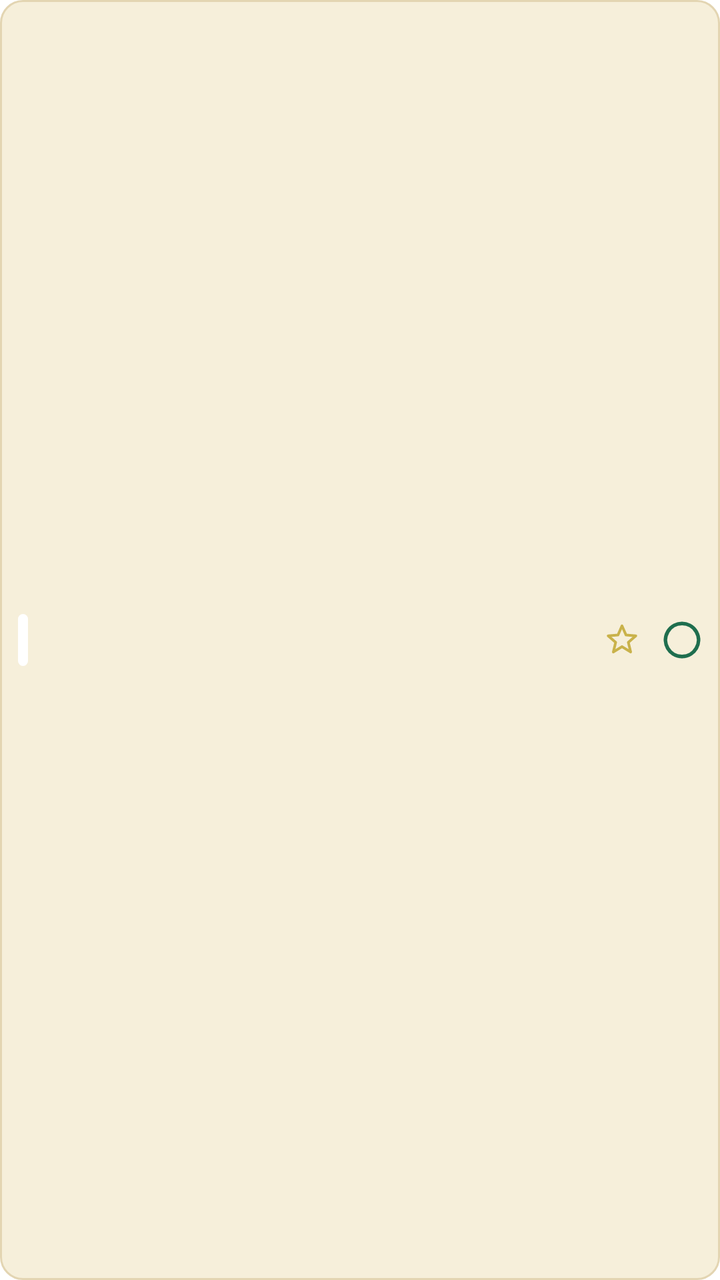
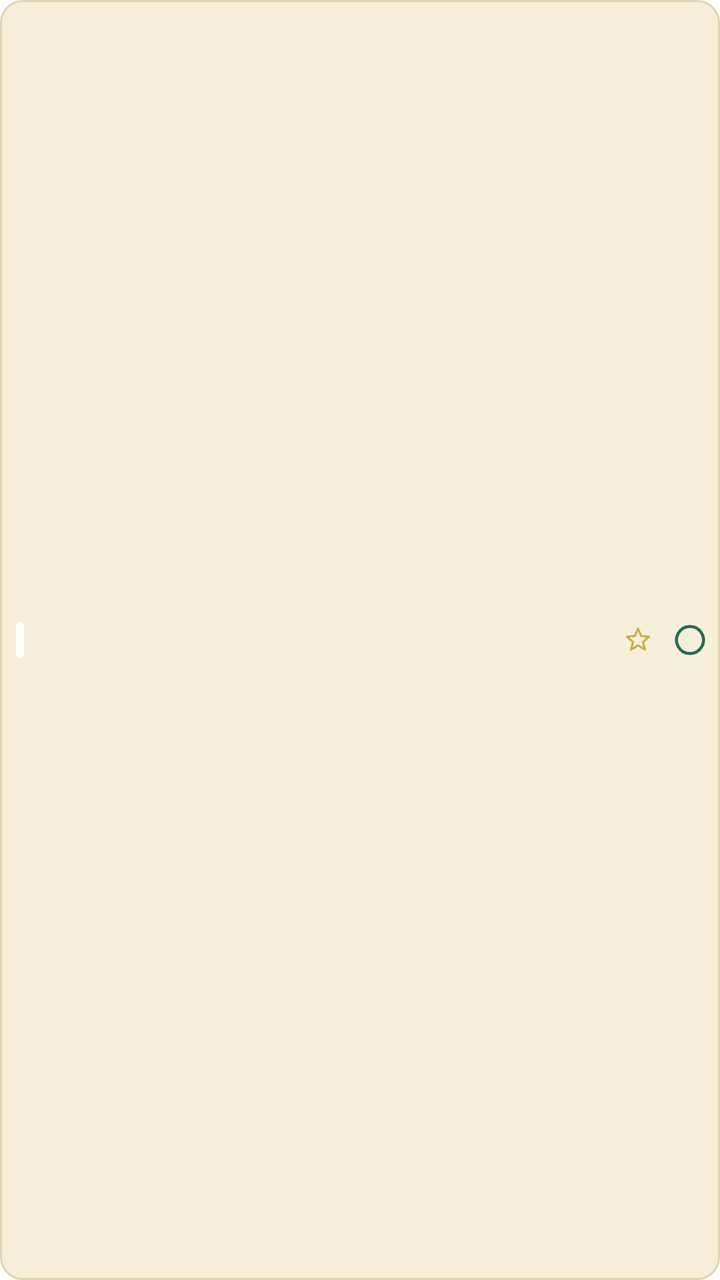

Compare the two renders of this Android layout. The source of the first and the diff that turns it into the second are given below.
<!-- AndroidManifest.xml: fallback theme Theme.MaterialComponents.DayNight.NoActionBar -->
<!-- res/layout/cadence_widget_item.xml -->
<?xml version="1.0" encoding="utf-8"?>
<LinearLayout xmlns:android="http://schemas.android.com/apk/res/android"
    android:layout_width="match_parent"
    android:layout_height="wrap_content"
    android:orientation="horizontal"
    android:gravity="center_vertical"
    android:background="@drawable/widget_row_bg"
    android:layout_marginBottom="7dp"
    android:paddingLeft="9dp"
    android:paddingRight="4dp"
    android:paddingTop="9dp"
    android:paddingBottom="9dp">

    <ImageView
        android:id="@+id/item_stripe"
        android:layout_width="5dp"
        android:layout_height="26dp"
        android:layout_marginEnd="10dp"
        android:scaleType="fitXY"
        android:src="@drawable/widget_stripe"
        android:contentDescription="group" />

    <TextView
        android:id="@+id/item_title"
        android:layout_width="0dp"
        android:layout_height="wrap_content"
        android:layout_weight="1"
        android:maxLines="1"
        android:ellipsize="end"
        android:text=""
        android:textColor="#2A2418"
        android:textSize="14sp"
        android:textStyle="bold" />

    <ImageView
        android:id="@+id/item_star"
        android:layout_width="30dp"
        android:layout_height="30dp"
        android:padding="5dp"
        android:src="@drawable/ic_star_outline"
        android:contentDescription="focus" />

    <ImageView
        android:id="@+id/item_check"
        android:layout_width="30dp"
        android:layout_height="30dp"
        android:padding="4dp"
        android:src="@drawable/ic_check_todo"
        android:contentDescription="complete" />
</LinearLayout>
<!-- resources referenced by this layout -->
<resources>
  <!-- drawable ic_check_todo (drawable) -->
  <vector xmlns:android="http://schemas.android.com/apk/res/android"
      android:width="24dp"
      android:height="24dp"
      android:viewportWidth="24"
      android:viewportHeight="24">
      <path
          android:fillColor="#00000000"
          android:strokeColor="#1F6E4E"
          android:strokeWidth="2"
          android:pathData="M12,3 A9,9 0 1,0 12.01,3 Z" />
  </vector>
  <!-- drawable ic_star_outline (drawable) -->
  <vector xmlns:android="http://schemas.android.com/apk/res/android"
      android:width="24dp"
      android:height="24dp"
      android:viewportWidth="24"
      android:viewportHeight="24">
      <path
          android:fillColor="#00000000"
          android:strokeColor="#C9B24A"
          android:strokeWidth="1.6"
          android:strokeLineJoin="round"
          android:pathData="M12,3.5 L14.4,9 L20.3,9.5 L15.8,13.4 L17.2,19.2 L12,16 L6.8,19.2 L8.2,13.4 L3.7,9.5 L9.6,9 Z" />
  </vector>
  <!-- drawable widget_row_bg (drawable) -->
  <?xml version="1.0" encoding="utf-8"?>
  <shape xmlns:android="http://schemas.android.com/apk/res/android" android:shape="rectangle">
      <solid android:color="#F6EFDA" />
      <corners android:radius="11dp" />
      <stroke android:width="1dp" android:color="#E3D5B2" />
  </shape>
  <!-- drawable widget_stripe (drawable) -->
  <?xml version="1.0" encoding="utf-8"?>
  <shape xmlns:android="http://schemas.android.com/apk/res/android" android:shape="rectangle">
      <solid android:color="#FFFFFF" />
      <corners android:radius="3dp" />
  </shape>
</resources>

<!-- the commit's change to res/layout/cadence_widget_item.xml (unified diff, before → after) -->
@@ -5,17 +5,17 @@
     android:orientation="horizontal"
     android:gravity="center_vertical"
     android:background="@drawable/widget_row_bg"
-    android:layout_marginBottom="7dp"
-    android:paddingLeft="9dp"
-    android:paddingRight="4dp"
-    android:paddingTop="9dp"
-    android:paddingBottom="9dp">
+    android:layout_marginBottom="4dp"
+    android:paddingLeft="8dp"
+    android:paddingRight="2dp"
+    android:paddingTop="5dp"
+    android:paddingBottom="5dp">
 
     <ImageView
         android:id="@+id/item_stripe"
-        android:layout_width="5dp"
-        android:layout_height="26dp"
-        android:layout_marginEnd="10dp"
+        android:layout_width="4dp"
+        android:layout_height="18dp"
+        android:layout_marginEnd="8dp"
         android:scaleType="fitXY"
         android:src="@drawable/widget_stripe"
         android:contentDescription="group" />
@@ -29,21 +29,21 @@
         android:ellipsize="end"
         android:text=""
         android:textColor="#2A2418"
-        android:textSize="14sp"
+        android:textSize="12.5sp"
         android:textStyle="bold" />
 
     <ImageView
         android:id="@+id/item_star"
-        android:layout_width="30dp"
-        android:layout_height="30dp"
+        android:layout_width="26dp"
+        android:layout_height="26dp"
         android:padding="5dp"
         android:src="@drawable/ic_star_outline"
         android:contentDescription="focus" />
 
     <ImageView
         android:id="@+id/item_check"
-        android:layout_width="30dp"
-        android:layout_height="30dp"
+        android:layout_width="26dp"
+        android:layout_height="26dp"
         android:padding="4dp"
         android:src="@drawable/ic_check_todo"
         android:contentDescription="complete" />
